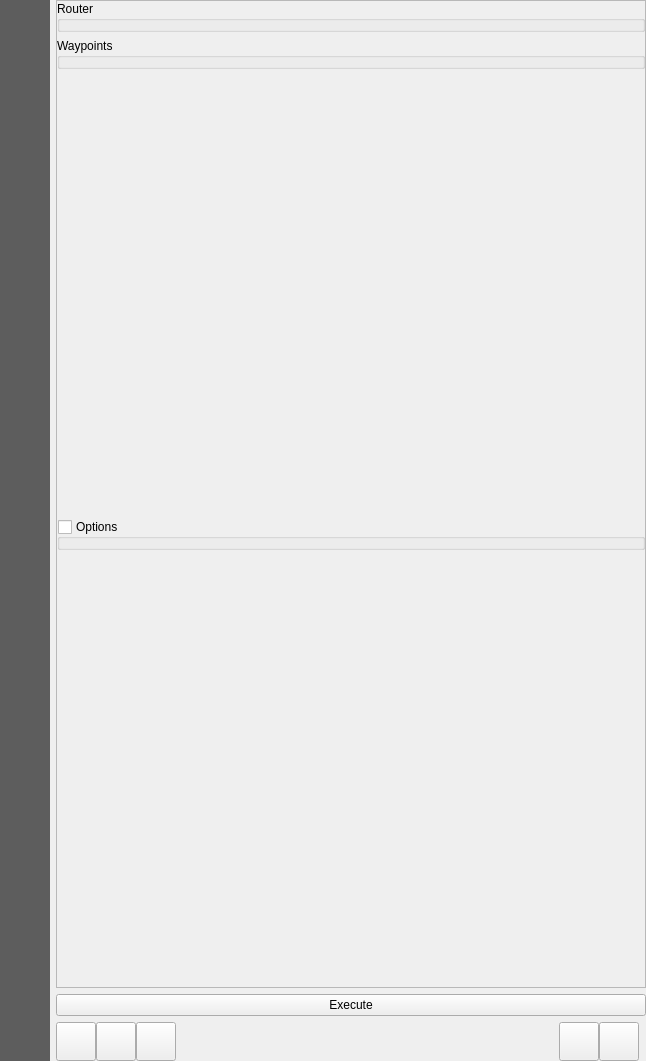
nilsnolde/valhalla-qgis-plugin, file valhalla/resources/ui/widget_routing_dock.ui: the form before one commit.
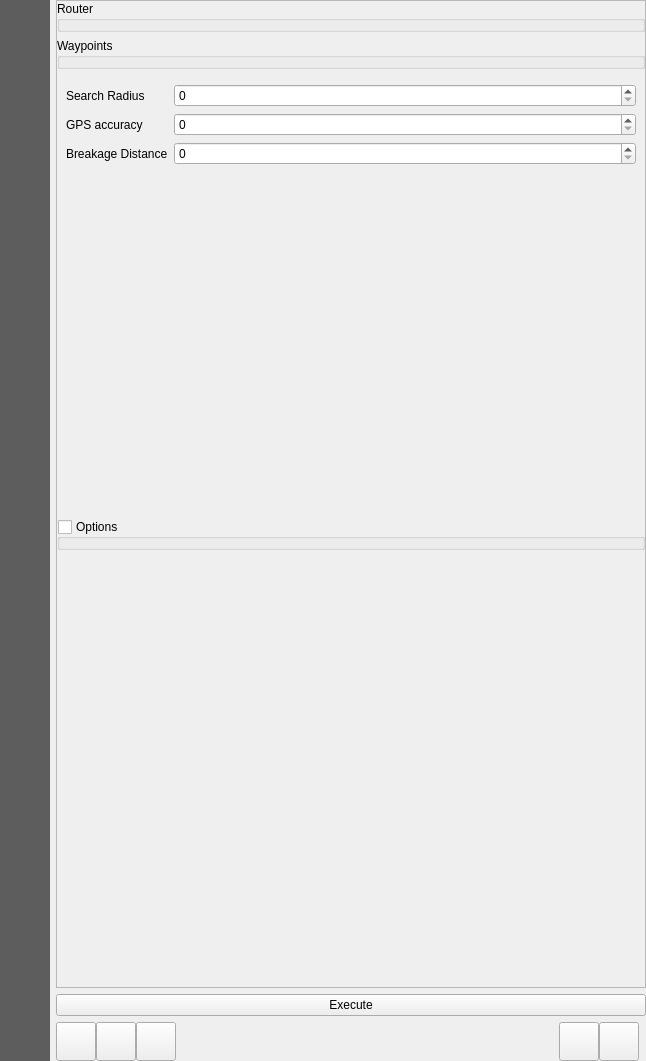
The form after the commit. The open tabs and pages were chosen to show the change. Icons and pictures are not drawn. Custom widgets are drawn as their Qt base class.

Diff of the .ui file:
```diff
--- a/valhalla/resources/ui/widget_routing_dock.ui
+++ b/valhalla/resources/ui/widget_routing_dock.ui
@@ -13,7 +13,7 @@
   <property name="windowTitle">
    <string>Valhalla - Routing</string>
   </property>
-  <layout class="QVBoxLayout" name="verticalLayout">
+  <layout class="QHBoxLayout" name="horizontalLayout">
    <property name="leftMargin">
     <number>0</number>
    </property>
@@ -112,6 +112,14 @@
               <string>Routing</string>
              </property>
             </item>
+            <item>
+             <property name="text">
+              <string/>
+             </property>
+             <property name="toolTip">
+              <string>Optimized Routing</string>
+             </property>
+            </item>
             <item>
              <property name="text">
               <string/>
@@ -128,6 +136,14 @@
               <string>OD Matrix</string>
              </property>
             </item>
+            <item>
+             <property name="text">
+              <string/>
+             </property>
+             <property name="toolTip">
+              <string>Map Match</string>
+             </property>
+            </item>
             <item>
              <property name="text">
               <string/>
@@ -136,14 +152,6 @@
               <string>Expansion</string>
              </property>
             </item>
-            <item>
-             <property name="text">
-              <string/>
-             </property>
-             <property name="toolTip">
-              <string>Optimized Routing</string>
-             </property>
-            </item>
             <item>
              <property name="text">
               <string/>
@@ -252,6 +260,7 @@
                 <enum>QFrame::Sunken</enum>
                </property>
                <widget class="QWidget" name="ui_valhalla_directions_params"/>
+               <widget class="QWidget" name="ui_valhalla_optimized_directions_params"/>
                <widget class="QWidget" name="ui_valhalla_isochrones_params">
                 <property name="toolTip">
                  <string/>
@@ -400,6 +409,55 @@
                 </layout>
                </widget>
                <widget class="QWidget" name="ui_valhalla_matrix_params"/>
+               <widget class="QWidget" name="ui_valhalla_mapmatch_params">
+                <layout class="QFormLayout" name="formLayout">
+                 <item row="0" column="0">
+                  <widget class="QLabel" name="label_17">
+                   <property name="toolTip">
+                    <string/>
+                   </property>
+                   <property name="text">
+                    <string>Search Radius</string>
+                   </property>
+                  </widget>
+                 </item>
+                 <item row="0" column="1">
+                  <widget class="QSpinBox" name="ui_valhalla_mapmatch_search_radius">
+                   <property name="toolTip">
+                    <string>Search radius in meters associated with supplied trace points.</string>
+                   </property>
+                  </widget>
+                 </item>
+                 <item row="1" column="0">
+                  <widget class="QLabel" name="label_3">
+                   <property name="text">
+                    <string>GPS accuracy</string>
+                   </property>
+                  </widget>
+                 </item>
+                 <item row="1" column="1">
+                  <widget class="QSpinBox" name="ui_valhalla_mapmatch_gps_accuracy">
+                   <property name="toolTip">
+                    <string>GPS accuracy in meters associated with supplied trace points.</string>
+                   </property>
+                  </widget>
+                 </item>
+                 <item row="2" column="0">
+                  <widget class="QLabel" name="label_4">
+                   <property name="text">
+                    <string>Breakage Distance</string>
+                   </property>
+                  </widget>
+                 </item>
+                 <item row="2" column="1">
+                  <widget class="QSpinBox" name="ui_valhalla_mapmatch_breakage_distance">
+                   <property name="toolTip">
+                    <string>Breaking distance in meters between trace points.</string>
+                   </property>
+                  </widget>
+                 </item>
+                </layout>
+               </widget>
                <widget class="QWidget" name="ui_valhalla_expansion_params">
                 <layout class="QFormLayout" name="formLayout_4">
                  <property name="leftMargin">
@@ -517,6 +575,7 @@
                  </item>
                 </layout>
                </widget>
+               <widget class="QWidget" name="ui_valhalla_elevation_params"/>
                <widget class="QWidget" name="ui_osrm_directions_params"/>
                <widget class="QWidget" name="ui_osrm_matrix_params"/>
               </widget>
```
